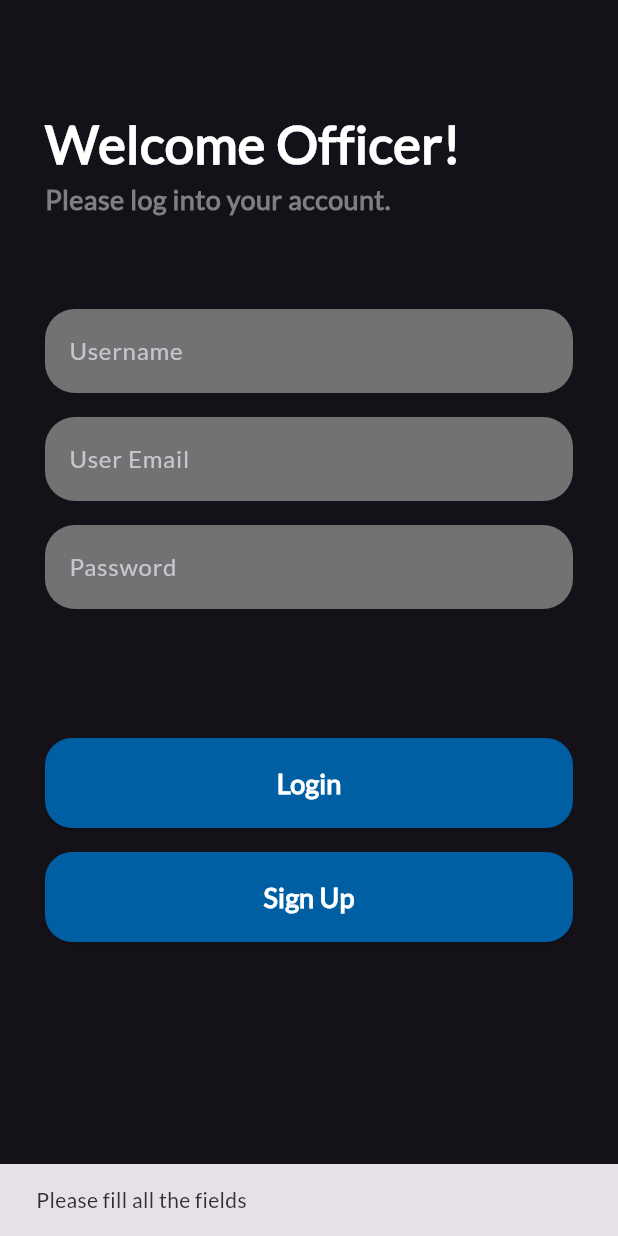
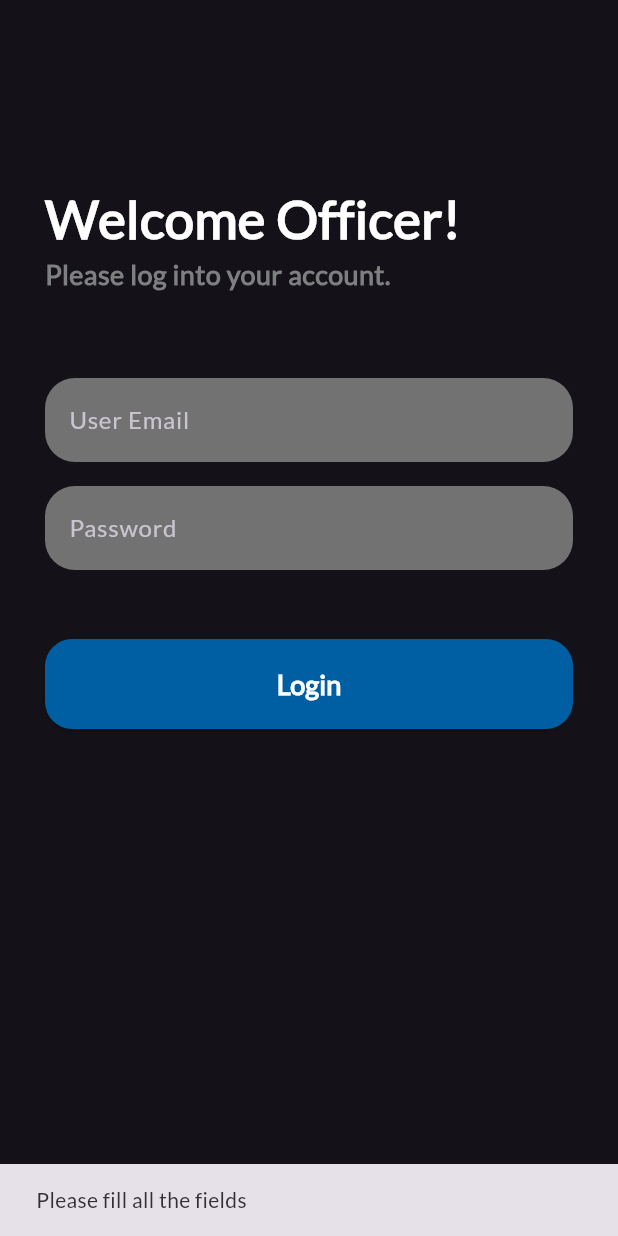
Before and after one commit to ShankaVisal/Smart_Fine_System_new, a Flutter app: the screen it shows after launch, after a tap on "Login", on a phone screen of 412 x 824 dp. Run offline on Flutter 3.47's test engine with Material 3 defaults, Android fonts, the phone set to English and light mode, and no system bars; our stand-ins replace cloud_firestore, firebase_auth, firebase_core, lottie; missing offline and left inert: encrypt, flutter_barcode_scanner, mongo_dart; accounts and stored records are empty.

Commit message:
change login function

```diff
--- a/lib/Firebase/Login page.dart
+++ b/lib/Firebase/Login page.dart
@@ -20,7 +20,7 @@ class _loginPageState extends State<loginPage> {
     return SafeArea(
       child: Scaffold(
         body: Padding(
-          padding: const EdgeInsets.only(top: 70, left: 30, right: 30),
+          padding: const EdgeInsets.only(top: 120, left: 30, right: 30),
           child: SingleChildScrollView(
             child: Column(
               crossAxisAlignment: CrossAxisAlignment.start,
@@ -40,19 +40,19 @@ class _loginPageState extends State<loginPage> {
                       color: Color.fromARGB(255, 126, 127, 128)),
                 ),
                 const SizedBox(
-                  height: 60,
+                  height: 40,
                 ),
-                TextField(
-                  controller: _user,
-                  decoration: InputDecoration(
-                    labelText: 'Username',
-                    filled: true,
-                    fillColor: const Color.fromARGB(255, 114, 114, 114),
-                    border: OutlineInputBorder(
-                        borderRadius: BorderRadius.circular(20.0),
-                        borderSide: BorderSide.none),
-                  ),
-                ),
+                // TextField(
+                //   controller: _user,
+                //   decoration: InputDecoration(
+                //     labelText: 'Username',
+                //     filled: true,
+                //     fillColor: const Color.fromARGB(255, 114, 114, 114),
+                //     border: OutlineInputBorder(
+                //         borderRadius: BorderRadius.circular(20.0),
+                //         borderSide: BorderSide.none),
+                //   ),
+                // ),
                 const SizedBox(height: 16.0),
                 TextField(
                   controller: _email,
@@ -80,15 +80,14 @@ class _loginPageState extends State<loginPage> {
                 ),
                 const SizedBox(height: 16.0),
                 Padding(
-                  padding: const EdgeInsets.only(top: 70),
+                  padding: const EdgeInsets.only(top: 30),
                   child: Column(
                     children: [
                       MainActionButton(
                         text: 'Login',
                         onTap: () async {
                           if (_email.text.isEmpty ||
-                              _pwd.text.isEmpty ||
-                              _user.text.isEmpty) {
+                              _pwd.text.isEmpty ) {
                             // If any of the fields are empty, show an error message
                             ScaffoldMessenger.of(context).showSnackBar(
                               const SnackBar(
@@ -118,23 +117,23 @@ class _loginPageState extends State<loginPage> {
                             // Show a snackbar, dialog, or any other UI to inform the user about the error
                             ScaffoldMessenger.of(context).showSnackBar(
                               SnackBar(
-                                content: Text('Login failed: $e'),
+                                content: Text('Login failed: Incorrect Password or Email'),
                                 // You can customize the duration, behavior, and other properties of the snackbar
                               ),
                             );
                           }
                         },
                       ),
-                      const SizedBox(height: 16.0),
-                      MainActionButton(
-                        text: 'Sign Up',
-                        onTap: () {
-                          Navigator.push(
-                              context,
-                              MaterialPageRoute(
-                                  builder: (context) => const signUpPage()));
-                        },
-                      ),
+                      // const SizedBox(height: 16.0),
+                      // MainActionButton(
+                      //   text: 'Sign Up',
+                      //   onTap: () {
+                      //     Navigator.push(
+                      //         context,
+                      //         MaterialPageRoute(
+                      //             builder: (context) => const signUpPage()));
+                      //   },
+                      // ),
                     ],
                   ),
                 ),
```
